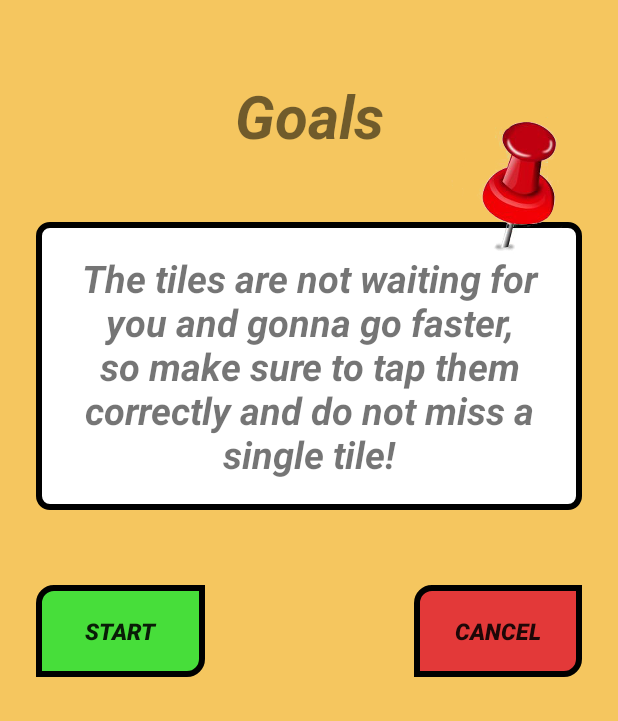
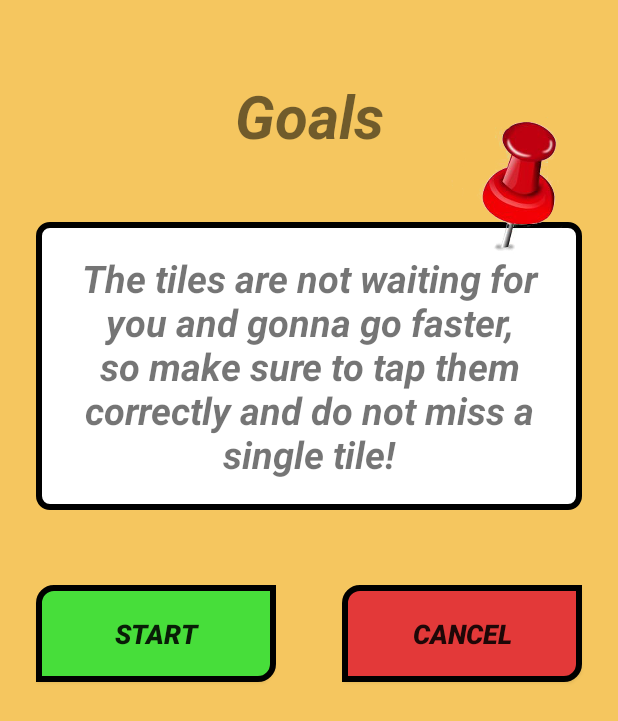
Before and after one commit to jghjianghan/Piano_Tiles_KW, an Android app: the fragment DescriptionFragment placed in its activity, on a phone screen of 412 x 824 dp. Shown: the top 721 px of the screen. Run offline under Robolectric (Android 15) with nearby library versions, the phone set to English and light mode, and no system bars.

Commit message:
edit ui + edit speed for tilt & raining + delete unused newInstance in fragments

```diff
--- a/app/src/main/java/com/example/piano_tiles_kw/view/MainActivity.kt
+++ b/app/src/main/java/com/example/piano_tiles_kw/view/MainActivity.kt
@@ -10,7 +10,6 @@ import com.example.piano_tiles_kw.databinding.ActivityMainBinding
 import com.example.piano_tiles_kw.model.GameMode
 import com.example.piano_tiles_kw.model.Page
 import com.example.piano_tiles_kw.model.SharedPrefWriter
-import com.example.piano_tiles_kw.view.MenuFragment.Companion.newInstance
 import com.example.piano_tiles_kw.viewmodel.MainVM
 
 class MainActivity : AppCompatActivity(), FragmentListener {
--- a/app/src/main/java/com/example/piano_tiles_kw/view/engines/raining/RainingGameEngine.kt
+++ b/app/src/main/java/com/example/piano_tiles_kw/view/engines/raining/RainingGameEngine.kt
@@ -40,7 +40,7 @@ class RainingGameEngine(
         laneCenters,
         laneWidth,
         1000,
-        8f,
+        15f,
         iv.height.toFloat(),
         Color.BLACK,
         pianoPlayer = PianoPlayer(context, Song.values().random())
--- a/app/src/main/java/com/example/piano_tiles_kw/view/engines/raining/RainingTileOrchestrator.kt
+++ b/app/src/main/java/com/example/piano_tiles_kw/view/engines/raining/RainingTileOrchestrator.kt
@@ -49,7 +49,7 @@ class RainingTileOrchestrator(
         private val tileColor: Int
     ): Thread() {
         var stopFlag = false
-        private val speedUpValue: Float = delay * .08f
+        private val speedUpValue: Float = delay * 0.3f
         private val minimumDelay = 300
         private val speedUpIteration = 15
         private var speedUpCounter = 0
--- a/app/src/main/java/com/example/piano_tiles_kw/view/engines/tilt/TiltGameEngine.kt
+++ b/app/src/main/java/com/example/piano_tiles_kw/view/engines/tilt/TiltGameEngine.kt
@@ -43,7 +43,7 @@ class TiltGameEngine(
         laneCenters,
         laneWidth,
         1000,
-        8f,
+        15f,
         iv.height.toFloat(),
         iv.width.toFloat(),
         Color.BLACK,
--- a/app/src/main/res/layout/activity_main.xml
+++ b/app/src/main/res/layout/activity_main.xml
@@ -3,7 +3,6 @@
     xmlns:android="http://schemas.android.com/apk/res/android"
     android:layout_width="match_parent"
     android:layout_height="match_parent"
-    xmlns:app="http://schemas.android.com/apk/res-auto"
     android:orientation="vertical">
 
     <FrameLayout
--- a/app/src/main/res/layout/fragment_description.xml
+++ b/app/src/main/res/layout/fragment_description.xml
@@ -3,7 +3,6 @@
     xmlns:android="http://schemas.android.com/apk/res/android"
     xmlns:app="http://schemas.android.com/apk/res-auto"
     android:background="@color/colorPrimary"
-    xmlns:tools="http://schemas.android.com/tools"
     android:layout_width="match_parent"
     android:layout_height="match_parent">
 
@@ -41,31 +40,28 @@
 
     <Button
         android:id="@+id/btn_start"
-        android:layout_width="0dp"
+        android:layout_width="160dp"
         android:layout_height="wrap_content"
         android:layout_marginTop="50dp"
+        android:background="@drawable/button_background_agree"
         android:padding="20dp"
         android:text="@string/btn_start_string"
+        android:textSize="18sp"
         android:textStyle="bold|italic"
-        android:background="@drawable/button_background_agree"
-        android:textSize="15sp"
-        app:layout_constraintEnd_toStartOf="@+id/title"
         app:layout_constraintStart_toStartOf="@+id/tv_description"
         app:layout_constraintTop_toBottomOf="@+id/tv_description" />
 
     <Button
         android:id="@+id/btn_cancel"
-        android:layout_width="0dp"
+        android:layout_width="160dp"
         android:layout_height="wrap_content"
         android:layout_marginTop="50dp"
+        android:background="@drawable/button_background_cancel"
         android:padding="20dp"
         android:text="@string/btn_cancel_string"
+        android:textSize="18sp"
         android:textStyle="bold|italic"
-        android:background="@drawable/button_background_cancel"
-        android:textSize="15sp"
         app:layout_constraintEnd_toEndOf="@+id/tv_description"
-        app:layout_constraintHorizontal_bias="1.0"
-        app:layout_constraintStart_toEndOf="@+id/title"
         app:layout_constraintTop_toBottomOf="@+id/tv_description" />
 
     <ImageView
--- a/app/src/main/res/layout/fragment_highscore.xml
+++ b/app/src/main/res/layout/fragment_highscore.xml
@@ -26,8 +26,9 @@
         android:layout_marginTop="24dp"
         android:layout_marginEnd="24dp"
         android:padding="20dp"
-        android:background="@drawable/button_background"
+        android:background="@drawable/desc_background"
         />
+
     <Button
         android:id="@+id/btn_reset"
         android:layout_width="wrap_content"
--- a/app/src/main/res/layout/fragment_menu.xml
+++ b/app/src/main/res/layout/fragment_menu.xml
@@ -2,7 +2,6 @@
 <androidx.constraintlayout.widget.ConstraintLayout
     xmlns:android="http://schemas.android.com/apk/res/android"
     xmlns:app="http://schemas.android.com/apk/res-auto"
-    xmlns:tools="http://schemas.android.com/tools"
     android:background="@color/colorPrimary"
     android:layout_width="match_parent"
     android:layout_height="match_parent">
--- a/app/src/main/res/layout/fragment_result.xml
+++ b/app/src/main/res/layout/fragment_result.xml
@@ -3,7 +3,6 @@
     xmlns:android="http://schemas.android.com/apk/res/android"
     xmlns:app="http://schemas.android.com/apk/res-auto"
     android:background="@color/colorPrimary"
-    xmlns:tools="http://schemas.android.com/tools"
     android:layout_width="match_parent"
     android:layout_height="match_parent">
 
@@ -94,7 +93,7 @@
 
     <Button
         android:id="@+id/btn_again"
-        android:layout_width="0dp"
+        android:layout_width="250dp"
         android:layout_height="wrap_content"
         android:layout_marginTop="48dp"
         android:background="@drawable/button_background_agree"
```
Also changed, not shown: app/src/main/java/com/example/piano_tiles_kw/view/DescriptionFragment.kt (+0 -10 lines), app/src/main/java/com/example/piano_tiles_kw/view/GameplayFragment.kt (+1 -13 lines), app/src/main/java/com/example/piano_tiles_kw/view/MenuFragment.kt (+0 -9 lines), app/src/main/java/com/example/piano_tiles_kw/view/ResultFragment.kt (+0 -10 lines), app/src/main/java/com/example/piano_tiles_kw/view/engines/tilt/TiltTileOrchestrator.kt (+12 -28 lines).
